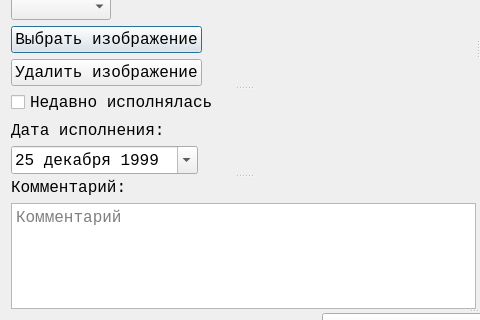
The window that gui/dlg_edit_songs_ui.ui (alkostuchkov/Songbook) describes before a commit, drawn with Qt 5; both pictures show x 0 to 480 and y 225 to 545 of the 955 by 645 pixel window.
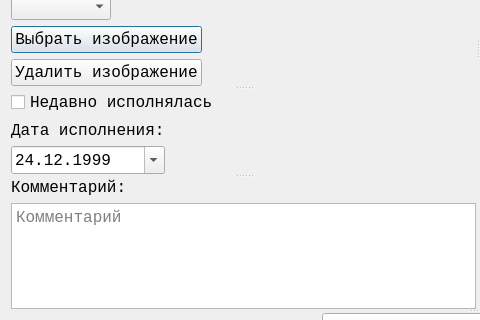
The same window after the commit. Icons and pictures are not drawn.

Commit message:
changed date format from 'dd MMMM yyyy' to 'dd.MM.yyyy'
  dlg_add_songs.py
  dlg_edit_songs.py
  gui/dlg_add_songs_ui.py
  gui/dlg_add_songs_ui.ui
  gui/dlg_edit_songs_ui.py
  gui/dlg_edit_songs_ui.ui

The edit to the form file:
```diff
--- a/gui/dlg_edit_songs_ui.ui
+++ b/gui/dlg_edit_songs_ui.ui
@@ -335,14 +335,14 @@
                  <second>0</second>
                  <year>1999</year>
                  <month>12</month>
-                 <day>25</day>
+                 <day>24</day>
                 </datetime>
                </property>
                <property name="currentSection">
                 <enum>QDateTimeEdit::Section::DaySection</enum>
                </property>
                <property name="displayFormat">
-                <string>dd MMMM yyyy</string>
+                <string>dd.MM.yyyy</string>
                </property>
                <property name="calendarPopup">
                 <bool>true</bool>
```
The commit also changes 5 other files.
